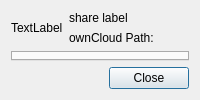
The window that src/gui/sharedialog.ui (nextcloud/desktop) describes before a commit, drawn with Qt 5.
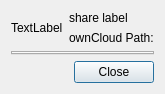
The same window after the commit.

```diff
--- a/src/gui/sharedialog.ui
+++ b/src/gui/sharedialog.ui
@@ -2,6 +2,20 @@
 <ui version="4.0">
  <class>OCC::ShareDialog</class>
  <widget class="QDialog" name="OCC::ShareDialog">
+  <property name="geometry">
+   <rect>
+    <x>0</x>
+    <y>0</y>
+    <width>151</width>
+    <height>93</height>
+   </rect>
+  </property>
+  <property name="sizePolicy">
+   <sizepolicy hsizetype="MinimumExpanding" vsizetype="MinimumExpanding">
+    <horstretch>0</horstretch>
+    <verstretch>0</verstretch>
+   </sizepolicy>
+  </property>
   <property name="windowTitle">
    <string>Dialog</string>
   </property>
```
